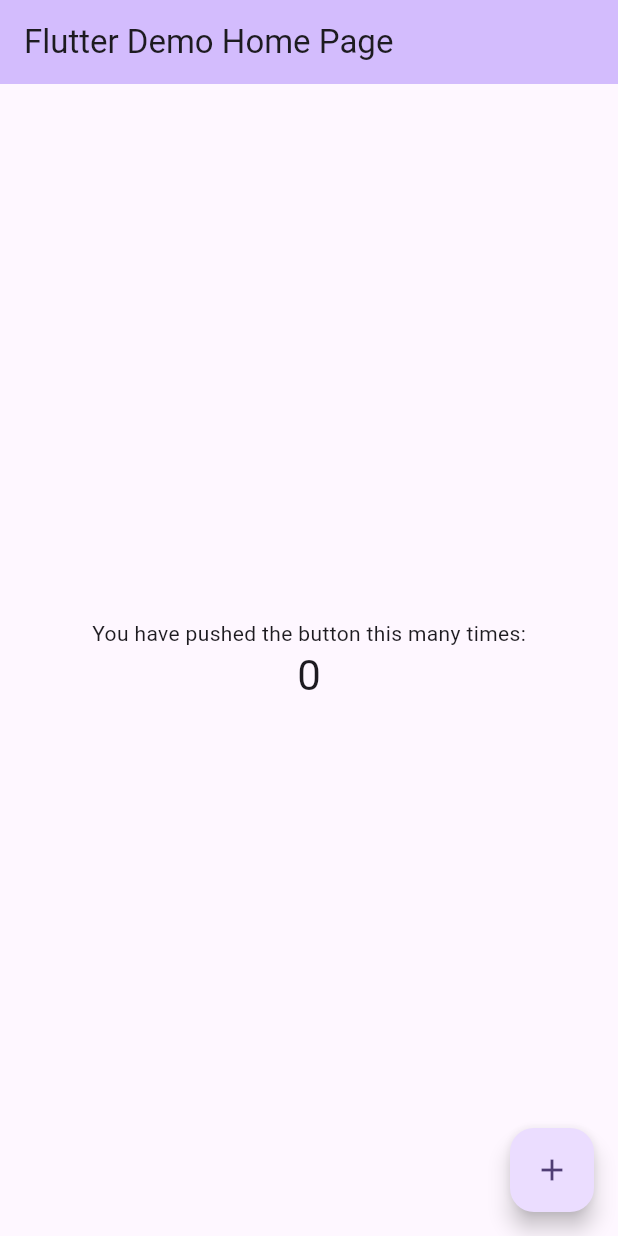
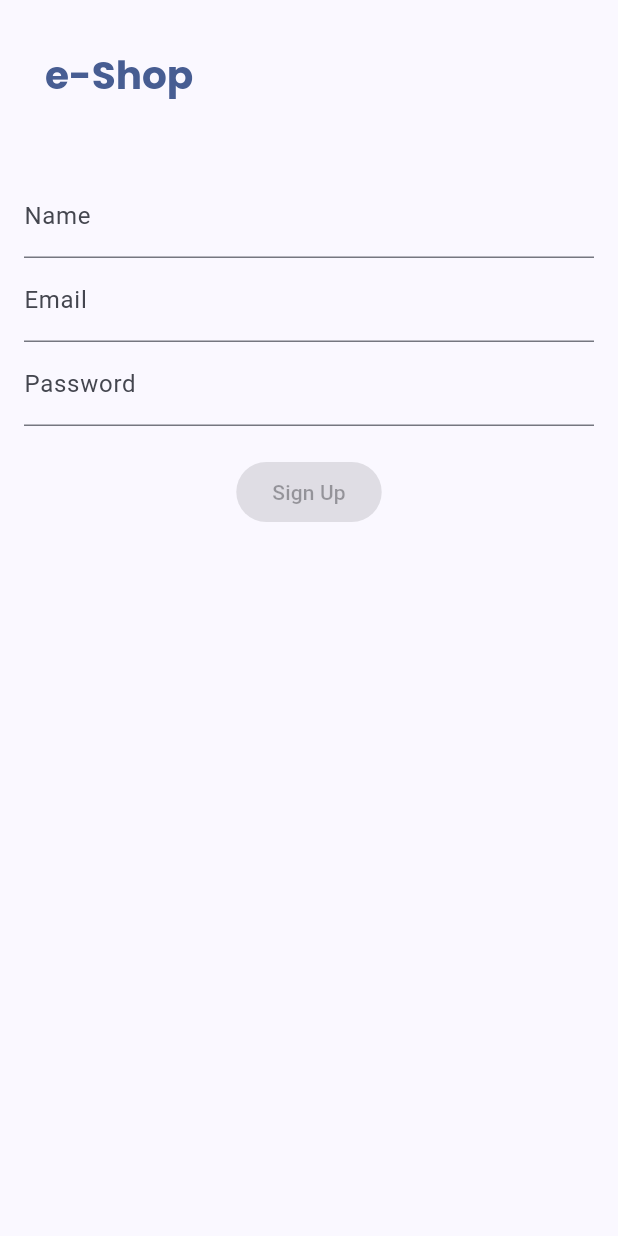
Before and after one commit to NishantM-7/pingolearn_assessment, a Flutter app: the screen it shows after launch, on a phone screen of 412 x 824 dp. Run offline on Flutter 3.47's test engine with Material 3 defaults, Android fonts, the phone set to English and light mode, and no system bars.

Commit message:
signup ui

```diff
--- a/lib/main.dart
+++ b/lib/main.dart
@@ -1,4 +1,5 @@
 import 'package:flutter/material.dart';
+import 'package:pingolearn_assessment/screens/signup.dart';
 
 void main() {
   runApp(const MyApp());
@@ -11,42 +12,19 @@
   @override
   Widget build(BuildContext context) {
     return MaterialApp(
-      title: 'Flutter Demo',
-      theme: ThemeData(
-        // This is the theme of your application.
-        //
-        // TRY THIS: Try running your application with "flutter run". You'll see
-        // the application has a purple toolbar. Then, without quitting the app,
-        // try changing the seedColor in the colorScheme below to Colors.green
-        // and then invoke "hot reload" (save your changes or press the "hot
-        // reload" button in a Flutter-supported IDE, or press "r" if you used
-        // the command line to start the app).
-        //
-        // Notice that the counter didn't reset back to zero; the application
-        // state is not lost during the reload. To reset the state, use hot
-        // restart instead.
-        //
-        // This works for code too, not just values: Most code changes can be
-        // tested with just a hot reload.
-        colorScheme: ColorScheme.fromSeed(seedColor: Colors.deepPurple),
-        useMaterial3: true,
-      ),
-      home: const MyHomePage(title: 'Flutter Demo Home Page'),
-    );
+        title: 'Flutter Demo',
+        theme: ThemeData(
+          colorScheme: ColorScheme.fromSeed(seedColor: const Color(0x0C54BE)),
+          useMaterial3: true,
+        ),
+        home: const SignUpScreen()
+        // const MyHomePage(title: 'Flutter Demo Home Page'),
+        );
   }
 }
 
 class MyHomePage extends StatefulWidget {
   const MyHomePage({super.key, required this.title});
-
-  // This widget is the home page of your application. It is stateful, meaning
-  // that it has a State object (defined below) that contains fields that affect
-  // how it looks.
-
-  // This class is the configuration for the state. It holds the values (in this
-  // case the title) provided by the parent (in this case the App widget) and
-  // used by the build method of the State. Fields in a Widget subclass are
-  // always marked "final".
 
   final String title;
 
@@ -59,50 +37,19 @@
 
   void _incrementCounter() {
     setState(() {
-      // This call to setState tells the Flutter framework that something has
-      // changed in this State, which causes it to rerun the build method below
-      // so that the display can reflect the updated values. If we changed
-      // _counter without calling setState(), then the build method would not be
-      // called again, and so nothing would appear to happen.
       _counter++;
     });
   }
 
   @override
   Widget build(BuildContext context) {
-    // This method is rerun every time setState is called, for instance as done
-    // by the _incrementCounter method above.
-    //
-    // The Flutter framework has been optimized to make rerunning build methods
-    // fast, so that you can just rebuild anything that needs updating rather
-    // than having to individually change instances of widgets.
     return Scaffold(
       appBar: AppBar(
-        // TRY THIS: Try changing the color here to a specific color (to
-        // Colors.amber, perhaps?) and trigger a hot reload to see the AppBar
-        // change color while the other colors stay the same.
-        backgroundColor: Theme.of(context).colorScheme.inversePrimary,
-        // Here we take the value from the MyHomePage object that was created by
-        // the App.build method, and use it to set our appbar title.
+        backgroundColor: Theme.of(context).colorScheme.primary,
         title: Text(widget.title),
       ),
       body: Center(
-        // Center is a layout widget. It takes a single child and positions it
-        // in the middle of the parent.
         child: Column(
-          // Column is also a layout widget. It takes a list of children and
-          // arranges them vertically. By default, it sizes itself to fit its
-          // children horizontally, and tries to be as tall as its parent.
-          //
-          // Column has various properties to control how it sizes itself and
-          // how it positions its children. Here we use mainAxisAlignment to
-          // center the children vertically; the main axis here is the vertical
-          // axis because Columns are vertical (the cross axis would be
-          // horizontal).
-          //
-          // TRY THIS: Invoke "debug painting" (choose the "Toggle Debug Paint"
-          // action in the IDE, or press "p" in the console), to see the
-          // wireframe for each widget.
           mainAxisAlignment: MainAxisAlignment.center,
           children: <Widget>[
             const Text(
@@ -119,7 +66,7 @@
         onPressed: _incrementCounter,
         tooltip: 'Increment',
         child: const Icon(Icons.add),
-      ), // This trailing comma makes auto-formatting nicer for build methods.
+      ),
     );
   }
 }
--- /dev/null
+++ b/lib/screens/signup.dart
@@ -0,0 +1,117 @@
+import 'package:flutter/material.dart';
+
+class SignUpScreen extends StatefulWidget {
+  const SignUpScreen({super.key});
+
+  @override
+  State<SignUpScreen> createState() => _SignUpScreenState();
+}
+
+class _SignUpScreenState extends State<SignUpScreen> {
+  final _formKey = GlobalKey<FormState>();
+  final _nameController = TextEditingController();
+  final _emailController = TextEditingController();
+  final _passwordController = TextEditingController();
+  // final FirebaseAuth _auth = FirebaseAuth.instance;
+
+  @override
+  void dispose() {
+    _nameController.dispose();
+    _emailController.dispose();
+    _passwordController.dispose();
+    super.dispose();
+  }
+
+  // Future<void> _signUp() async {
+  //   if (_formKey.currentState!.validate()) {
+  //     try {
+  //       // UserCredential userCredential = await _auth.createUserWithEmailAndPassword(
+  //         email: _emailController.text,
+  //         password: _passwordController.text,
+  //       );
+  //       User? user = userCredential.user;
+  //       await user?.updateDisplayName(_nameController.text);
+  //       // Navigate to another screen if needed
+  //     } on FirebaseAuthException catch (e) {
+  //       if (e.code == 'weak-password') {
+  //         ScaffoldMessenger.of(context).showSnackBar(SnackBar(content: Text('The password provided is too weak.')));
+  //       } else if (e.code == 'email-already-in-use') {
+  //         ScaffoldMessenger.of(context).showSnackBar(SnackBar(content: Text('The account already exists for that email.')));
+  //       }
+  //     } catch (e) {
+  //       ScaffoldMessenger.of(context).showSnackBar(SnackBar(content: Text('Error: ${e.toString()}')));
+  //     }
+  //   }
+  // }
+
+  @override
+  Widget build(BuildContext context) {
+    return Scaffold(
+      appBar: AppBar(
+        toolbarHeight: 100,
+        titleSpacing: 30,
+        backgroundColor: Colors.transparent,
+        title: Text(
+          'e-Shop',
+          style: TextStyle(
+              fontSize: 26,
+              fontFamily: 'Poppins',
+              fontWeight: FontWeight.bold,
+              color: Theme.of(context).primaryColor),
+        ),
+      ),
+      body: Padding(
+        padding: EdgeInsets.all(16.0),
+        child: Form(
+          key: _formKey,
+          child: Column(
+            children: [
+              TextFormField(
+                controller: _nameController,
+                decoration: InputDecoration(labelText: 'Name'),
+                validator: (value) {
+                  if (value == null || value.isEmpty) {
+                    return 'Please enter your name';
+                  }
+                  return null;
+                },
+              ),
+              TextFormField(
+                controller: _emailController,
+                decoration: InputDecoration(labelText: 'Email'),
+                validator: (value) {
+                  if (value == null || value.isEmpty) {
+                    return 'Please enter your email';
+                  }
+                  if (!RegExp(r'^[^@]+@[^@]+\.[^@]+').hasMatch(value)) {
+                    return 'Please enter a valid email address';
+                  }
+                  return null;
+                },
+              ),
+              TextFormField(
+                controller: _passwordController,
+                decoration: InputDecoration(labelText: 'Password'),
+                obscureText: true,
+                validator: (value) {
+                  if (value == null || value.isEmpty) {
+                    return 'Please enter your password';
+                  }
+                  if (value.length < 6) {
+                    return 'Password must be at least 6 characters';
+                  }
+                  return null;
+                },
+              ),
+              SizedBox(height: 20),
+              ElevatedButton(
+                onPressed: null,
+                child: Text('Sign Up'),
+              ),
+            ],
+          ),
+        ),
+      ),
+    );
+  }
+}
```
Also changed, not shown: pubspec.yaml (+9 -6 lines), assets/fonts/Poppins-Bold.ttf (added), assets/fonts/Poppins-Medium.ttf (added), assets/fonts/Poppins-Regular.ttf (added).
